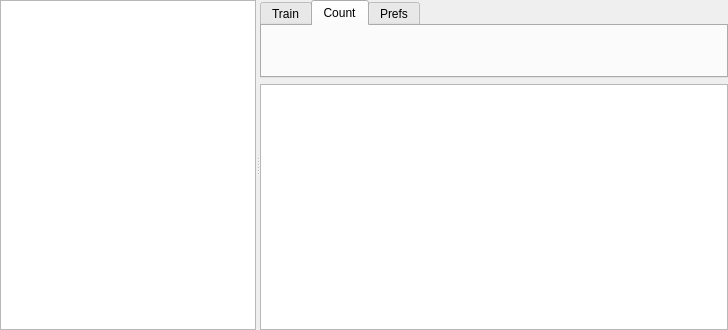
Old version of the form VoteCounter/VoteCounter.ui in the repository v2lab/vote-counter.
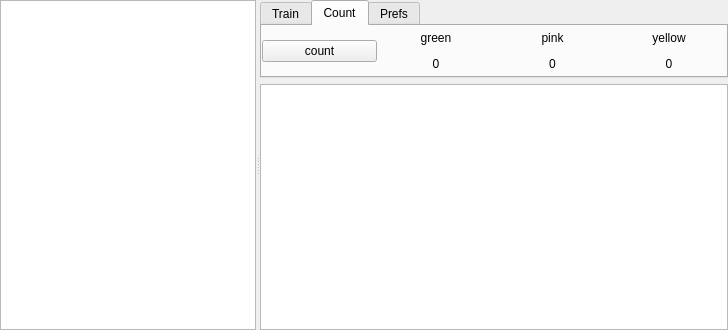
New version of the form. The open tabs and pages were chosen to show the change.

What changed in the file:
```diff
--- a/VoteCounter/VoteCounter.ui
+++ b/VoteCounter/VoteCounter.ui
@@ -164,6 +164,90 @@
           <attribute name="title">
            <string>Count</string>
           </attribute>
+          <layout class="QGridLayout" name="gridLayout_5">
+           <property name="margin">
+            <number>0</number>
+           </property>
+           <property name="spacing">
+            <number>2</number>
+           </property>
+           <item row="0" column="0" rowspan="2">
+            <widget class="QPushButton" name="count">
+             <property name="text">
+              <string>count</string>
+             </property>
+             <property name="autoDefault">
+              <bool>false</bool>
+             </property>
+             <property name="default">
+              <bool>false</bool>
+             </property>
+             <property name="flat">
+              <bool>false</bool>
+             </property>
+            </widget>
+           </item>
+           <item row="0" column="1">
+            <widget class="QLabel" name="label_7">
+             <property name="text">
+              <string>green</string>
+             </property>
+             <property name="alignment">
+              <set>Qt::AlignCenter</set>
+             </property>
+            </widget>
+           </item>
+           <item row="0" column="2">
+            <widget class="QLabel" name="label_8">
+             <property name="text">
+              <string>pink</string>
+             </property>
+             <property name="alignment">
+              <set>Qt::AlignCenter</set>
+             </property>
+            </widget>
+           </item>
+           <item row="0" column="3">
+            <widget class="QLabel" name="label_9">
+             <property name="text">
+              <string>yellow</string>
+             </property>
+             <property name="alignment">
+              <set>Qt::AlignCenter</set>
+             </property>
+            </widget>
+           </item>
+           <item row="1" column="1">
+            <widget class="QLabel" name="greenCount">
+             <property name="text">
+              <string>0</string>
+             </property>
+             <property name="alignment">
+              <set>Qt::AlignCenter</set>
+             </property>
+            </widget>
+           </item>
+           <item row="1" column="2">
+            <widget class="QLabel" name="pinkCount">
+             <property name="text">
+              <string>0</string>
+             </property>
+             <property name="alignment">
+              <set>Qt::AlignCenter</set>
+             </property>
+            </widget>
+           </item>
+           <item row="1" column="3">
+            <widget class="QLabel" name="yellowCount">
+             <property name="text">
+              <string>0</string>
+             </property>
+             <property name="alignment">
+              <set>Qt::AlignCenter</set>
+             </property>
+            </widget>
+           </item>
+          </layout>
          </widget>
          <widget class="QWidget" name="prefsTab">
           <attribute name="title">
```
Left out of the diff: 66 changed lines with no effect on the pictures.
